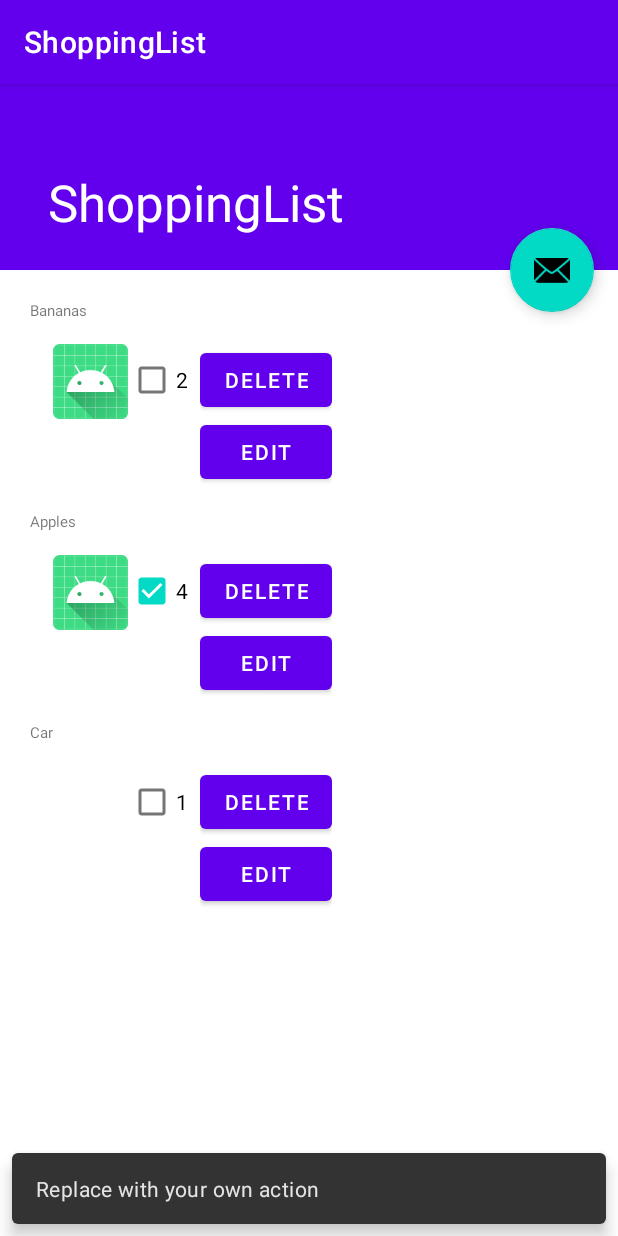
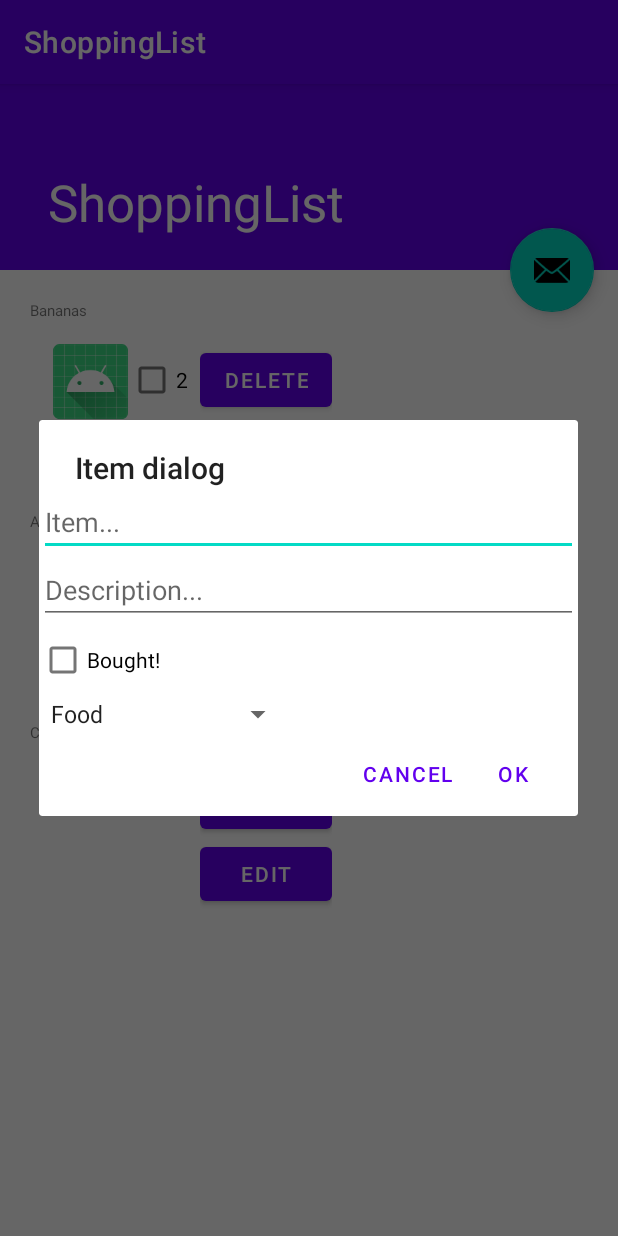
Before and after one commit to Amani215/ShoppingList, an Android app: the MainActivity screen opened directly, with no data from a screen before it, after a tap on an icon or button, on a phone screen of 412 x 824 dp. Run offline under Robolectric (Android 15) with nearby library versions, the phone set to English and light mode, and no system bars; 2 statements that could not run were skipped.

Commit message:
Added: Add item dialog

```diff
--- a/app/build.gradle
+++ b/app/build.gradle
@@ -40,6 +40,7 @@ dependencies {
     implementation 'androidx.appcompat:appcompat:1.3.1'
     implementation 'com.google.android.material:material:1.4.0'
     implementation 'androidx.constraintlayout:constraintlayout:2.1.1'
+    implementation 'androidx.legacy:legacy-support-v4:1.0.0'
     testImplementation 'junit:junit:4.+'
     androidTestImplementation 'androidx.test.ext:junit:1.1.3'
     androidTestImplementation 'androidx.test.espresso:espresso-core:3.4.0'
--- /dev/null
+++ b/app/src/main/java/com/example/shoppinglist/ItemDialog.kt
@@ -0,0 +1,113 @@
+package com.example.shoppinglist
+
+import android.app.AlertDialog
+import android.app.Dialog
+import android.content.Context
+import android.os.Bundle
+import android.view.LayoutInflater
+import android.view.View
+import android.view.ViewGroup
+import android.widget.ArrayAdapter
+import android.widget.CheckBox
+import android.widget.EditText
+import android.widget.Spinner
+import androidx.fragment.app.DialogFragment
+import com.example.shoppinglist.data.Item
+import com.example.shoppinglist.databinding.ItemDialogBinding
+
+class ItemDialog : DialogFragment() {
+    lateinit var etItemName: EditText
+    lateinit var etItemDescription: EditText
+    lateinit var cbItemStatus: CheckBox
+    lateinit var spinnerCategory: Spinner
+
+    interface ItemHandler{
+        fun itemCreated(item: Item)
+        fun itemUpdated(item: Item)
+    }
+
+    lateinit var itemHandler: ItemHandler
+
+    override fun onAttach(context: Context) {
+        super.onAttach(context)
+
+        if (context is ItemHandler){
+            itemHandler = context
+        } else {
+            throw RuntimeException(
+                "The Activity is not implementing the ItemHandler interface.")
+        }
+    }
+
+    override fun onCreateDialog(savedInstanceState: Bundle?): Dialog {
+        val dialogBuilder = AlertDialog.Builder(requireContext())
+
+        dialogBuilder.setTitle("Item dialog")
+        val dialogBinding = ItemDialogBinding.inflate(layoutInflater)
+
+        etItemName = dialogBinding.etItemName
+        etItemDescription = dialogBinding.etItemDescription
+        cbItemStatus = dialogBinding.cbItemStatus
+        spinnerCategory = dialogBinding.spinnerCategory
+
+        var categoryAdapter = ArrayAdapter.createFromResource(
+            requireContext()!!,
+            R.array.categories,
+            android.R.layout.simple_spinner_item
+        )
+        categoryAdapter.setDropDownViewResource(
+            android.R.layout.simple_spinner_dropdown_item
+        )
+        spinnerCategory.adapter = categoryAdapter
+
+
+        dialogBuilder.setView(dialogBinding.root)
+
+        val arguments = this.arguments
+
+        dialogBuilder.setPositiveButton("Ok") {
+                dialog, which ->
+        }
+        dialogBuilder.setNegativeButton("Cancel") {
+                dialog, which ->
+        }
+
+        return dialogBuilder.create()
+    }
+
+    override fun onResume() {
+        super.onResume()
+
+        val positiveButton = (dialog as AlertDialog).getButton(Dialog.BUTTON_POSITIVE)
+        positiveButton.setOnClickListener {
+            if (etItemName.text.isNotEmpty()) {
+                val arguments = this.arguments
+                    handleItemCreate()
+
+                dialog!!.dismiss()
+            } else {
+                etItemName.error = "This field can not be empty"
+            }
+        }
+    }
+
+    override fun onCreateView(
+        inflater: LayoutInflater, container: ViewGroup?,
+        savedInstanceState: Bundle?
+    ): View? {
+        // Inflate the layout for this fragment
+        return inflater.inflate(R.layout.item_dialog, container, false)
+    }
+
+    private fun handleItemCreate() {
+        itemHandler.itemCreated(
+            Item(
+                null,
+                etItemName.text.toString(),
+                etItemDescription.text.toString(),
+                spinnerCategory.selectedItemPosition,
+                false
+            )
+        )
+    }
+}
--- a/app/src/main/java/com/example/shoppinglist/MainActivity.kt
+++ b/app/src/main/java/com/example/shoppinglist/MainActivity.kt
@@ -11,7 +11,7 @@ import com.example.shoppinglist.adapter.ItemAdapter
 import com.example.shoppinglist.data.Item
 import com.example.shoppinglist.databinding.ActivityScrollingBinding
 
-class MainActivity : AppCompatActivity() {
+class MainActivity : AppCompatActivity(), ItemDialog.ItemHandler{
 
     private lateinit var binding: ActivityScrollingBinding
 
@@ -26,8 +26,9 @@ class MainActivity : AppCompatActivity() {
         setSupportActionBar(findViewById(R.id.toolbar))
         binding.toolbarLayout.title = title
         binding.fab.setOnClickListener { view ->
-            Snackbar.make(view, "Replace with your own action", Snackbar.LENGTH_LONG)
-                .setAction("Action", null).show()
+            /*Snackbar.make(view, "Replace with your own action", Snackbar.LENGTH_LONG)
+                .setAction("Action", null).show()*/
+            ItemDialog().show(supportFragmentManager, "Dialog")
         }
 
         itemAdapter = ItemAdapter(this)
@@ -54,4 +55,12 @@ class MainActivity : AppCompatActivity() {
     fun showEditTodoDialog(item: Item, adapterPosition: Int) {
 
     }
+
+    override fun itemCreated(item: Item) {
+        itemAdapter.addItem(item)
+    }
+
+    override fun itemUpdated(item: Item) {
+        TODO("Not yet implemented")
+    }
 }
--- /dev/null
+++ b/app/src/main/res/layout/item_dialog.xml
@@ -0,0 +1,33 @@
+<?xml version="1.0" encoding="utf-8"?>
+<LinearLayout xmlns:android="http://schemas.android.com/apk/res/android"
+    xmlns:tools="http://schemas.android.com/tools"
+    android:layout_width="match_parent"
+    android:layout_height="match_parent"
+    tools:context=".ItemDialog"
+    android:orientation="vertical">
+
+    <EditText
+        android:id="@+id/etItemName"
+        android:hint="Item..."
+        android:layout_width="match_parent"
+        android:layout_height="wrap_content"/>
+
+    <EditText
+        android:id="@+id/etItemDescription"
+        android:hint="Description..."
+        android:layout_width="match_parent"
+        android:layout_height="wrap_content"/>
+
+    <CheckBox
+        android:id="@+id/cbItemStatus"
+        android:layout_width="wrap_content"
+        android:layout_height="wrap_content"
+        android:text="Bought!"/>
+
+    <Spinner
+        android:id="@+id/spinnerCategory"
+        android:layout_width="wrap_content"
+        android:layout_height="wrap_content"
+        />
+
+</LinearLayout>
--- a/app/src/main/res/values/strings.xml
+++ b/app/src/main/res/values/strings.xml
@@ -1,5 +1,10 @@
 <resources>
     <string name="app_name">ShoppingList</string>
+    <string-array name="categories">
+        <item>Food</item>
+        <item>Cleaning items</item>
+        <item>Other</item>
+    </string-array>
     <string name="large_text">
         "Material is the metaphor.\n\n"
 
@@ -90,4 +95,6 @@
         "when a user tries to pick up one of cards.\n\n"
     </string>
     <string name="action_settings">Settings</string>
+    <!-- TODO: Remove or change this placeholder text -->
+    <string name="hello_blank_fragment">Hello blank fragment</string>
 </resources>
```
